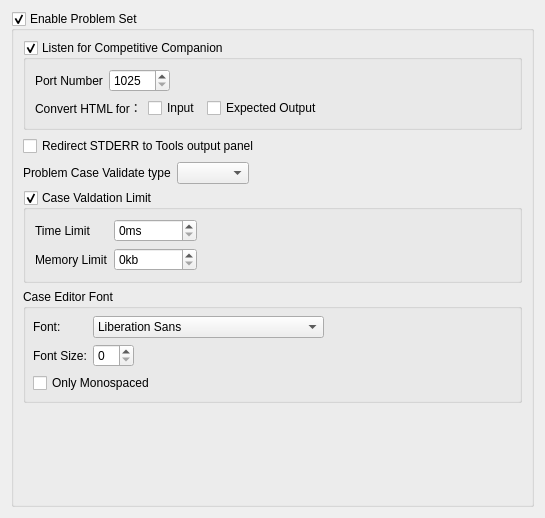
Qt form RedPandaIDE/settingsdialog/executorproblemsetwidget.ui (royqh1979/RedPanda-CPP) before a commit.
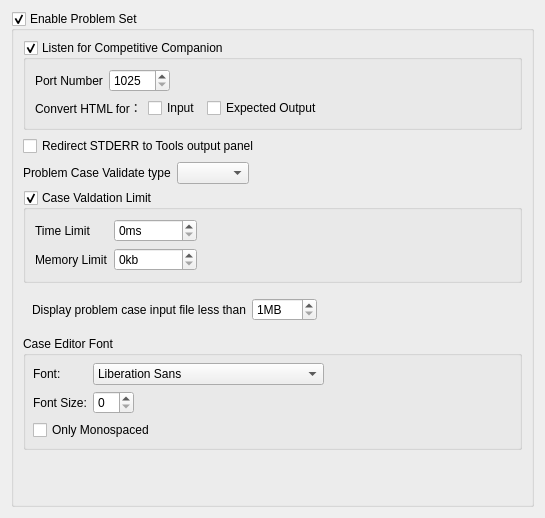
The same form after that commit.

Commit message: - enhancement: Don't display big input data file for problem cases.

```diff
--- a/RedPandaIDE/settingsdialog/executorproblemsetwidget.ui
+++ b/RedPandaIDE/settingsdialog/executorproblemsetwidget.ui
@@ -233,6 +233,45 @@
         </layout>
        </widget>
       </item>
+      <item>
+       <widget class="QWidget" name="widget_5" native="true">
+        <layout class="QHBoxLayout" name="horizontalLayout_5">
+         <item>
+          <widget class="QLabel" name="label_8">
+           <property name="text">
+            <string>Display problem case input file less than</string>
+           </property>
+          </widget>
+         </item>
+         <item>
+          <widget class="QSpinBox" name="spinMaxCaseInputFileSize">
+           <property name="suffix">
+            <string>MB</string>
+           </property>
+           <property name="minimum">
+            <number>1</number>
+           </property>
+           <property name="maximum">
+            <number>999</number>
+           </property>
+          </widget>
+         </item>
+         <item>
+          <spacer name="horizontalSpacer_7">
+           <property name="orientation">
+            <enum>Qt::Orientation::Horizontal</enum>
+           </property>
+           <property name="sizeHint" stdset="0">
+            <size>
+             <width>235</width>
+             <height>20</height>
+            </size>
+           </property>
+          </spacer>
+         </item>
+        </layout>
+       </widget>
+      </item>
       <item>
        <widget class="QGroupBox" name="groupBox">
         <property name="title">
```
Left out of the diff: 14 changed lines with no effect on the pictures. The commit also changes 8 other files.
